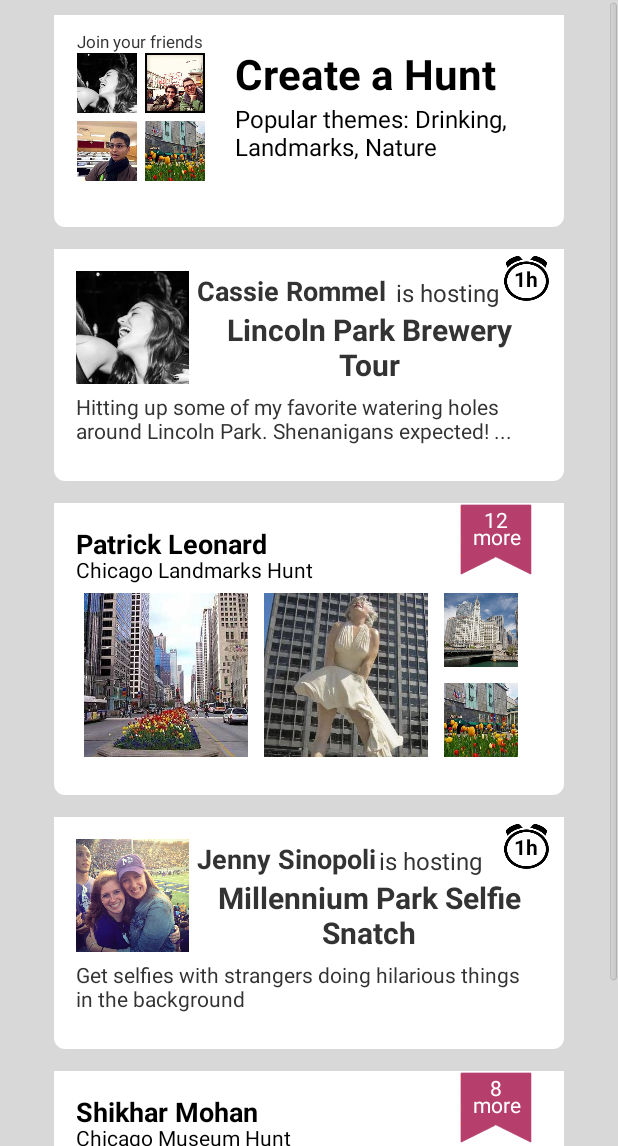
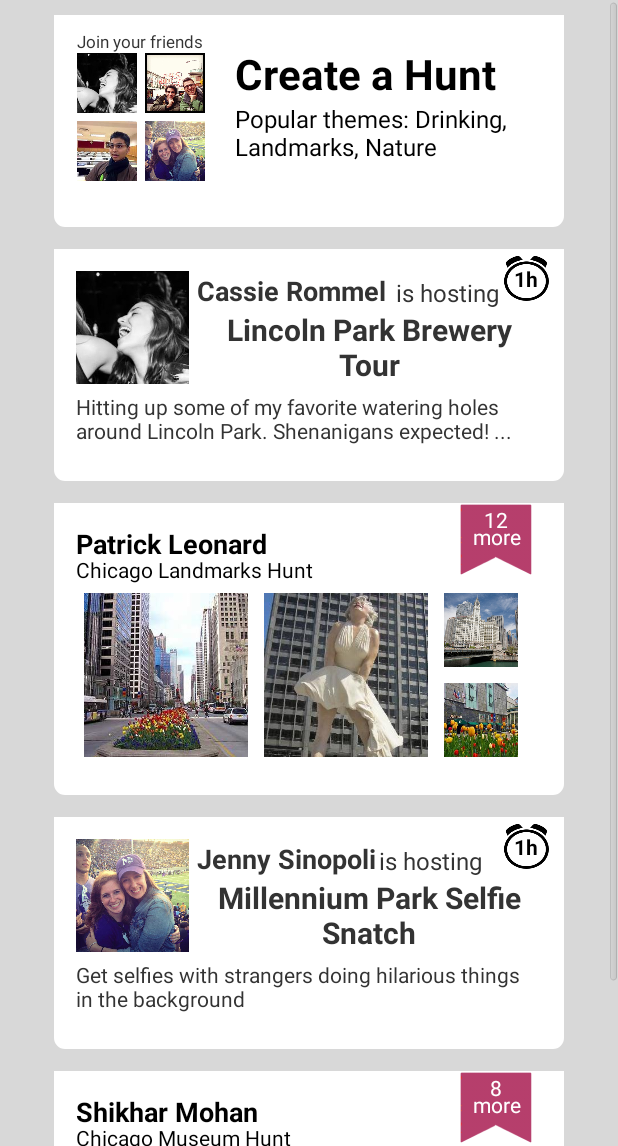
Before and after one commit to cassieramen/TheHunt, an Android app: the HomeFeed screen opened directly, with no data from a screen before it, on a phone screen of 412 x 824 dp, the part 90-1236 px from its top. Run offline under Robolectric (Android 15) with nearby library versions, the phone set to English and light mode, and no system bars; libraries missing offline, so code that uses them is left out: com.jeremyfeinstein.slidingmenu; 10 statements that could not run were skipped.

Commit message:
Made Jenny's picture square, JUST FOR YOU CASSIE

```diff
--- a/TheHunt/The Hunt/src/main/res/layout/create_feed_item.xml
+++ b/TheHunt/The Hunt/src/main/res/layout/create_feed_item.xml
@@ -69,7 +69,8 @@
                         android:layout_toRightOf="@id/friend_3"
                         android:layout_marginLeft="5dip"
                         android:layout_marginTop="5dip"
-                        android:src="@drawable/mag_mile4" />
+                        android:scaleType="centerCrop"
+                        android:src="@drawable/jenny" />
             </RelativeLayout>
 
             <TextView
```
